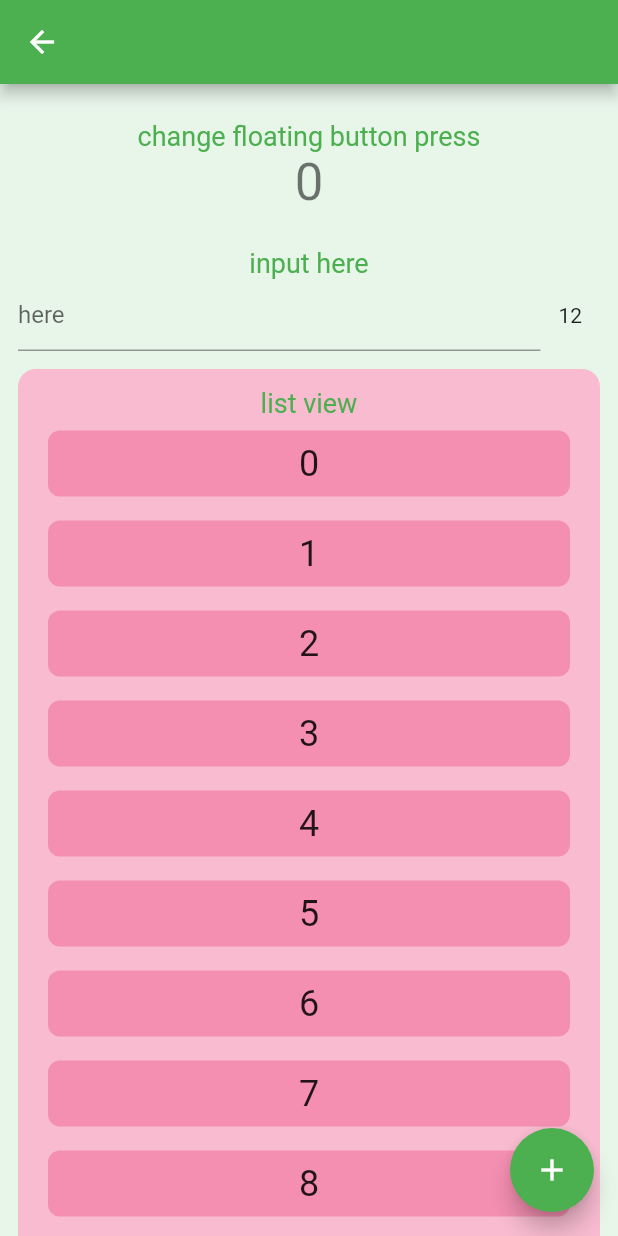
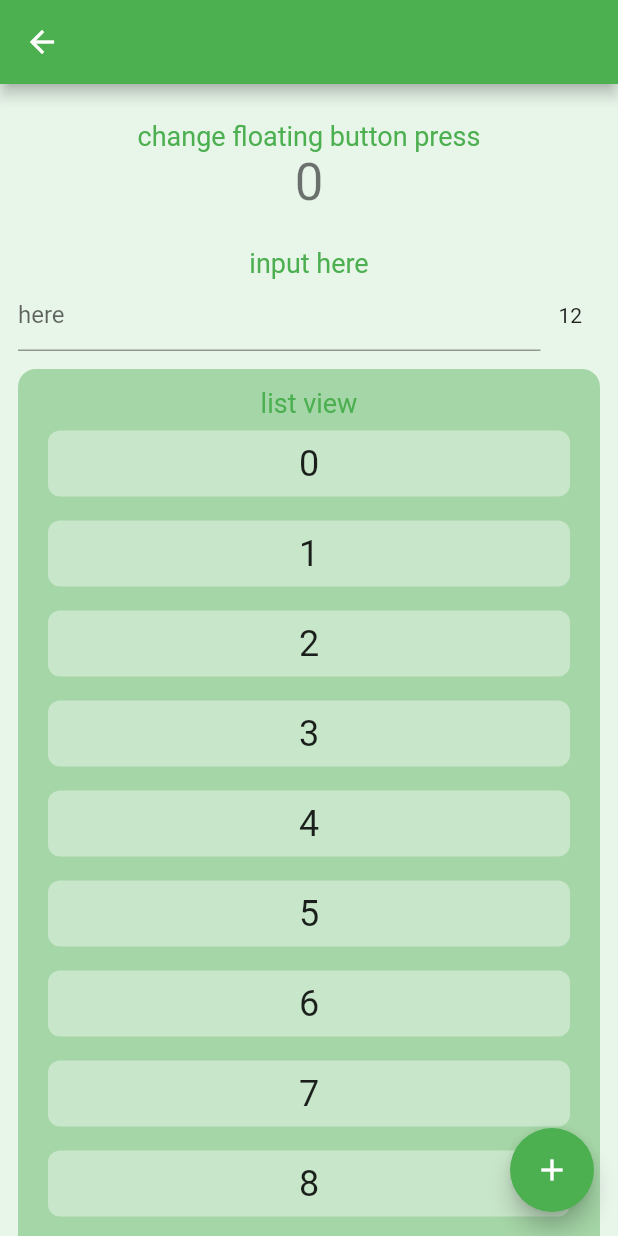
Before and after one commit to nakapon9517/flutter_example, a Flutter app: the screen it shows after launch, after a tap on "Input / List", on a phone screen of 412 x 824 dp. Run offline on Flutter 3.47's test engine with Material 2 defaults, Android fonts, the phone set to English and light mode, and no system bars; our stand-ins replace carousel_slider, shared_preferences.

```diff
--- a/lib/screens/home_screen.dart
+++ b/lib/screens/home_screen.dart
@@ -3,6 +3,8 @@ import 'package:example/screens/list_input_screen.dart';
 import 'package:example/screens/local_storage_screen.dart';
 import 'package:example/screens/url_launcher_screen.dart';
 import 'package:flutter/material.dart';
+
+import 'bottom_sheet_screen.dart';
 
 class MyHomePage extends StatefulWidget {
   const MyHomePage({Key? key, required this.title}) : super(key: key);
@@ -12,7 +14,7 @@ class MyHomePage extends StatefulWidget {
 }
 
 class _MyHomePageState extends State<MyHomePage> {
-  List<String> indexs = List.generate(120, (int index) => index.toString());
+  List<String> indexs = List.generate(120, (index) => index.toString());
 
   @override
   Widget build(BuildContext context) {
@@ -134,6 +136,23 @@ class _MyHomePageState extends State<MyHomePage> {
                 },
               ),
             ),
+            SizedBox(
+              width: double.infinity,
+              child: ElevatedButton(
+                child: const Text(
+                  'Bottom sheet（modal）',
+                  style: TextStyle(fontSize: 16),
+                ),
+                onPressed: () {
+                  Navigator.push(
+                    context,
+                    MaterialPageRoute<StatefulWidget>(
+                      builder: (context) => const BottomSheetScreen(),
+                    ),
+                  );
+                },
+              ),
+            ),
           ]),
         ),
       ),
--- a/lib/screens/list_input_screen.dart
+++ b/lib/screens/list_input_screen.dart
@@ -88,7 +88,7 @@ class _InputListScreen extends State<InputListScreen> {
                         width: double.infinity,
                         padding: const EdgeInsets.all(12),
                         decoration: BoxDecoration(
-                            color: Colors.pink[100],
+                            color: Colors.green[200],
                             borderRadius: BorderRadius.circular(12)),
                         child: Column(
                           mainAxisAlignment: MainAxisAlignment.start,
@@ -100,13 +100,13 @@ class _InputListScreen extends State<InputListScreen> {
                                   fontSize: 18,
                                 )),
                             ...items
-                                .map((String val) => Container(
+                                .map((val) => Container(
                                     width: double.infinity,
                                     padding: const EdgeInsets.only(
                                         top: 8, bottom: 8),
                                     margin: const EdgeInsets.all(8),
                                     decoration: BoxDecoration(
-                                        color: Colors.pink[200],
+                                        color: Colors.green[100],
                                         borderRadius: BorderRadius.circular(8)),
                                     child: Text(
                                       val,
```
Also changed, not shown: lib/screens/bottom_sheet_screen.dart (added, +152 -0 lines).
